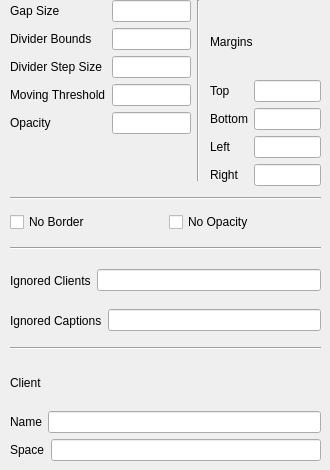
This is contents/ui/config.ui in lingtjien/Grid-Tiling-Kwin as Qt 5 draws it before an edit. The edited form follows.
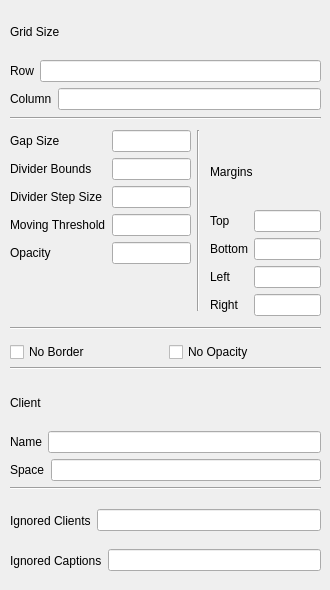
This is the edited form.

Commit message: start adding custom rows and columns per screen, refactor the globals into a single object

The edit to the form file:
```diff
--- a/contents/ui/config.ui
+++ b/contents/ui/config.ui
@@ -7,13 +7,13 @@
     <x>0</x>
     <y>0</y>
     <width>330</width>
-    <height>470</height>
+    <height>590</height>
    </rect>
   </property>
   <property name="minimumSize">
    <size>
     <width>330</width>
-    <height>470</height>
+    <height>590</height>
    </size>
   </property>
   <property name="windowTitle">
@@ -23,7 +23,7 @@
    <property name="geometry">
     <rect>
      <x>10</x>
-     <y>260</y>
+     <y>500</y>
      <width>311</width>
      <height>41</height>
     </rect>
@@ -49,7 +49,7 @@
    <property name="geometry">
     <rect>
      <x>10</x>
-     <y>300</y>
+     <y>540</y>
      <width>311</width>
      <height>41</height>
     </rect>
@@ -75,7 +75,7 @@
    <property name="geometry">
     <rect>
      <x>10</x>
-     <y>210</y>
+     <y>340</y>
      <width>311</width>
      <height>24</height>
     </rect>
@@ -110,7 +110,7 @@
    <property name="geometry">
     <rect>
      <x>210</x>
-     <y>10</y>
+     <y>140</y>
      <width>111</width>
      <height>176</height>
     </rect>
@@ -196,7 +196,7 @@
    <property name="geometry">
     <rect>
      <x>10</x>
-     <y>0</y>
+     <y>130</y>
      <width>181</width>
      <height>186</height>
     </rect>
@@ -278,7 +278,7 @@
    <property name="geometry">
     <rect>
      <x>190</x>
-     <y>0</y>
+     <y>130</y>
      <width>16</width>
      <height>181</height>
     </rect>
@@ -287,24 +287,24 @@
     <enum>Qt::Vertical</enum>
    </property>
   </widget>
-  <widget class="Line" name="lineDivider1">
-   <property name="geometry">
-    <rect>
-     <x>10</x>
-     <y>190</y>
-     <width>311</width>
-     <height>16</height>
-    </rect>
-   </property>
-   <property name="orientation">
-    <enum>Qt::Horizontal</enum>
-   </property>
-  </widget>
   <widget class="Line" name="lineDivider2">
    <property name="geometry">
     <rect>
      <x>10</x>
-     <y>340</y>
+     <y>320</y>
+     <width>311</width>
+     <height>16</height>
+    </rect>
+   </property>
+   <property name="orientation">
+    <enum>Qt::Horizontal</enum>
+   </property>
+  </widget>
+  <widget class="Line" name="lineDivider4">
+   <property name="geometry">
+    <rect>
+     <x>10</x>
+     <y>480</y>
      <width>311</width>
      <height>16</height>
     </rect>
@@ -317,21 +317,21 @@
    <property name="geometry">
     <rect>
      <x>10</x>
-     <y>240</y>
-     <width>311</width>
-     <height>16</height>
-    </rect>
-   </property>
-   <property name="orientation">
-    <enum>Qt::Horizontal</enum>
-   </property>
-  </widget>
-  <widget class="QWidget" name="verticalLayoutWidget">
-   <property name="geometry">
-    <rect>
-     <x>10</x>
      <y>360</y>
      <width>311</width>
+     <height>16</height>
+    </rect>
+   </property>
+   <property name="orientation">
+    <enum>Qt::Horizontal</enum>
+   </property>
+  </widget>
+  <widget class="QWidget" name="verticalLayoutWidget">
+   <property name="geometry">
+    <rect>
+     <x>10</x>
+     <y>380</y>
+     <width>311</width>
      <height>101</height>
     </rect>
    </property>
@@ -387,6 +387,66 @@
     </item>
    </layout>
   </widget>
+  <widget class="QWidget" name="verticalLayoutWidget_2">
+   <property name="geometry">
+    <rect>
+     <x>10</x>
+     <y>10</y>
+     <width>311</width>
+     <height>100</height>
+    </rect>
+   </property>
+   <layout class="QVBoxLayout" name="gridLayout">
+    <item>
+     <widget class="QLabel" name="gridLabel">
+      <property name="text">
+       <string>Grid Size</string>
+      </property>
+     </widget>
+    </item>
+    <item>
+     <layout class="QHBoxLayout" name="gridRowsLayout">
+      <item>
+       <widget class="QLabel" name="gridRowsLabel">
+        <property name="text">
+         <string>Row</string>
+        </property>
+       </widget>
+      </item>
+      <item>
+       <widget class="QLineEdit" name="kcfg_gridRows"/>
+      </item>
+     </layout>
+    </item>
+    <item>
+     <layout class="QHBoxLayout" name="gridColumnsLayout">
+      <item>
+       <widget class="QLabel" name="gridColumnsLabel">
+        <property name="text">
+         <string>Column</string>
+        </property>
+       </widget>
+      </item>
+      <item>
+       <widget class="QLineEdit" name="kcfg_gridColumns"/>
+      </item>
+     </layout>
+    </item>
+   </layout>
+  </widget>
+  <widget class="Line" name="lineDivider0">
+   <property name="geometry">
+    <rect>
+     <x>10</x>
+     <y>110</y>
+     <width>311</width>
+     <height>16</height>
+    </rect>
+   </property>
+   <property name="orientation">
+    <enum>Qt::Horizontal</enum>
+   </property>
+  </widget>
  </widget>
  <resources/>
  <connections/>
```
Left out of the diff: 4 changed lines with no effect on the pictures. The commit also changes 2 other files.
